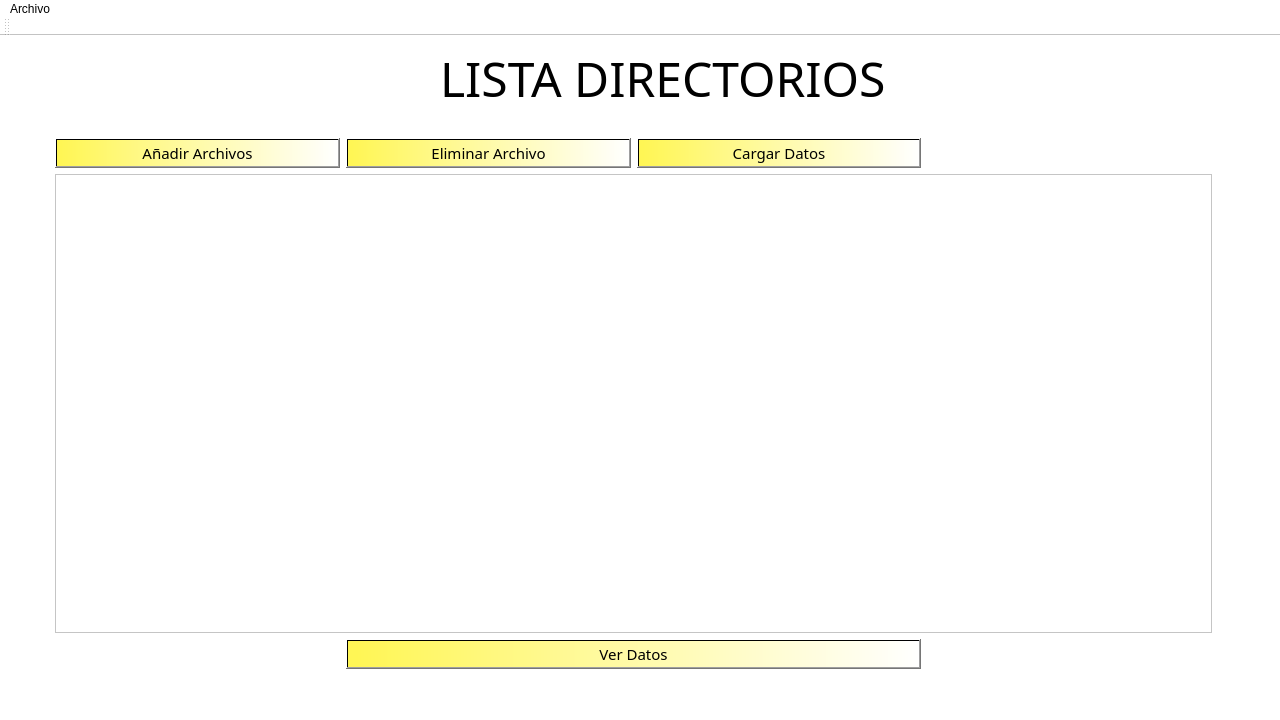
This is Interfaz/UI/InicioSubirDatos.ui in Dumaru/ExcelReports as Qt 5 draws it before an edit. The edited form follows.
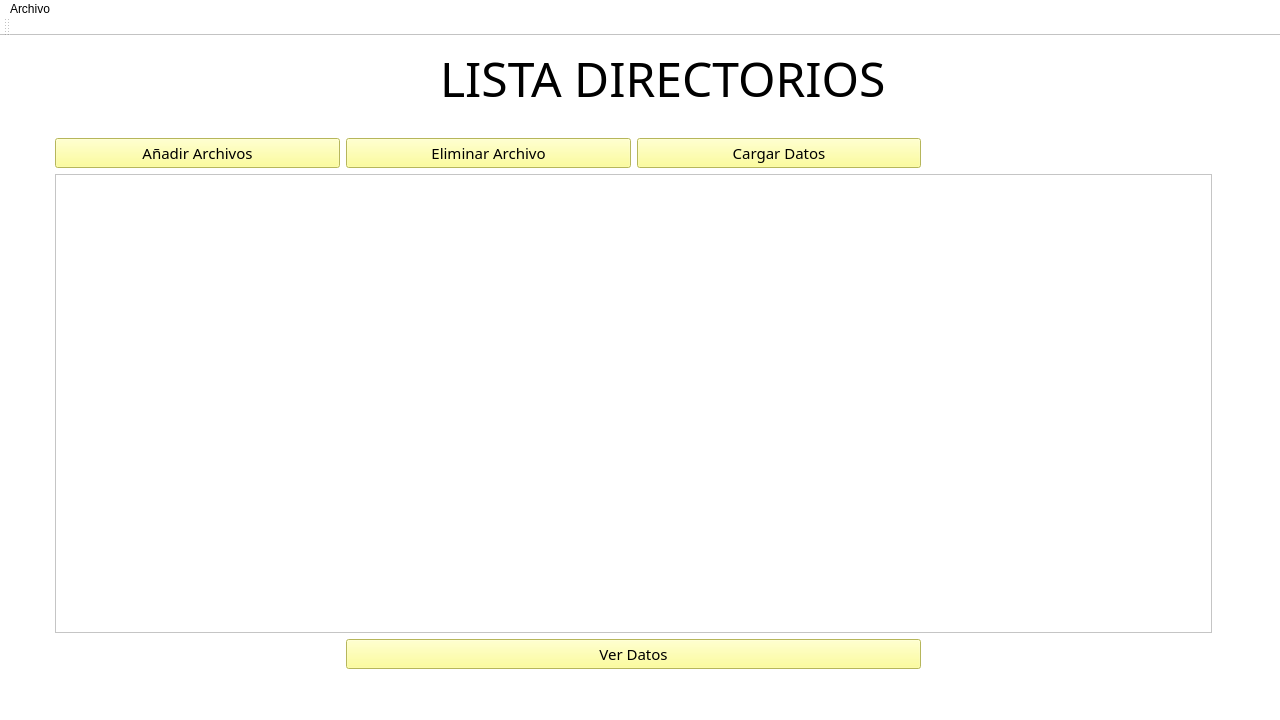
This is the edited form. Icons and pictures are not drawn.

The edit to the form file:
```diff
--- a/Interfaz/UI/InicioSubirDatos.ui
+++ b/Interfaz/UI/InicioSubirDatos.ui
@@ -69,8 +69,7 @@
            </font>
           </property>
           <property name="styleSheet">
-           <string notr="true">background-color: qlineargradient(spread:pad, x1:0, y1:0, x2:1, y2:0, stop:0.0149254 rgba(255, 246, 85, 255), stop:1 rgba(255, 255, 255, 255));
-</string>
+           <string notr="true">background-color: rgb(255, 255, 127);</string>
           </property>
           <property name="text">
            <string>Añadir Archivos</string>
@@ -99,8 +98,7 @@
            <string>&lt;html&gt;&lt;head/&gt;&lt;body&gt;&lt;p&gt;&lt;img src=&quot;:/newPrefix/Iocom png.png&quot;/&gt;&lt;/p&gt;&lt;/body&gt;&lt;/html&gt;</string>
           </property>
           <property name="styleSheet">
-           <string notr="true">background-color: qlineargradient(spread:pad, x1:0, y1:0, x2:1, y2:0, stop:0.0149254 rgba(255, 246, 85, 255), stop:1 rgba(255, 255, 255, 255));
-</string>
+           <string notr="true">background-color: rgb(255, 255, 127);</string>
           </property>
           <property name="text">
            <string>Eliminar Archivo</string>
@@ -132,8 +130,7 @@
            </font>
           </property>
           <property name="styleSheet">
-           <string notr="true">background-color: qlineargradient(spread:pad, x1:0, y1:0, x2:1, y2:0, stop:0.0149254 rgba(255, 246, 85, 255), stop:1 rgba(255, 255, 255, 255));
-</string>
+           <string notr="true">background-color: rgb(255, 255, 127);</string>
           </property>
           <property name="text">
            <string>Ver Datos</string>
@@ -196,7 +193,7 @@
            </font>
           </property>
           <property name="styleSheet">
-           <string notr="true">background-color: qlineargradient(spread:pad, x1:0, y1:0, x2:1, y2:0, stop:0.0149254 rgba(255, 246, 85, 255), stop:1 rgba(255, 255, 255, 255));</string>
+           <string notr="true">background-color: rgb(255, 255, 127);</string>
           </property>
           <property name="text">
            <string>Cargar Datos</string>
```
